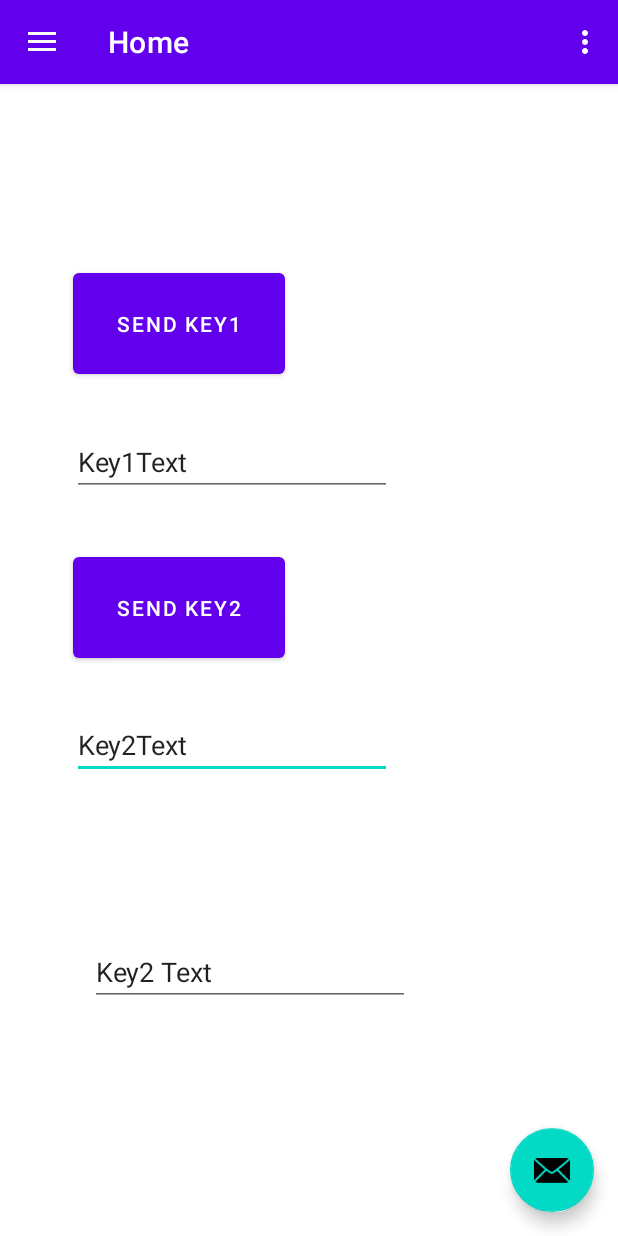
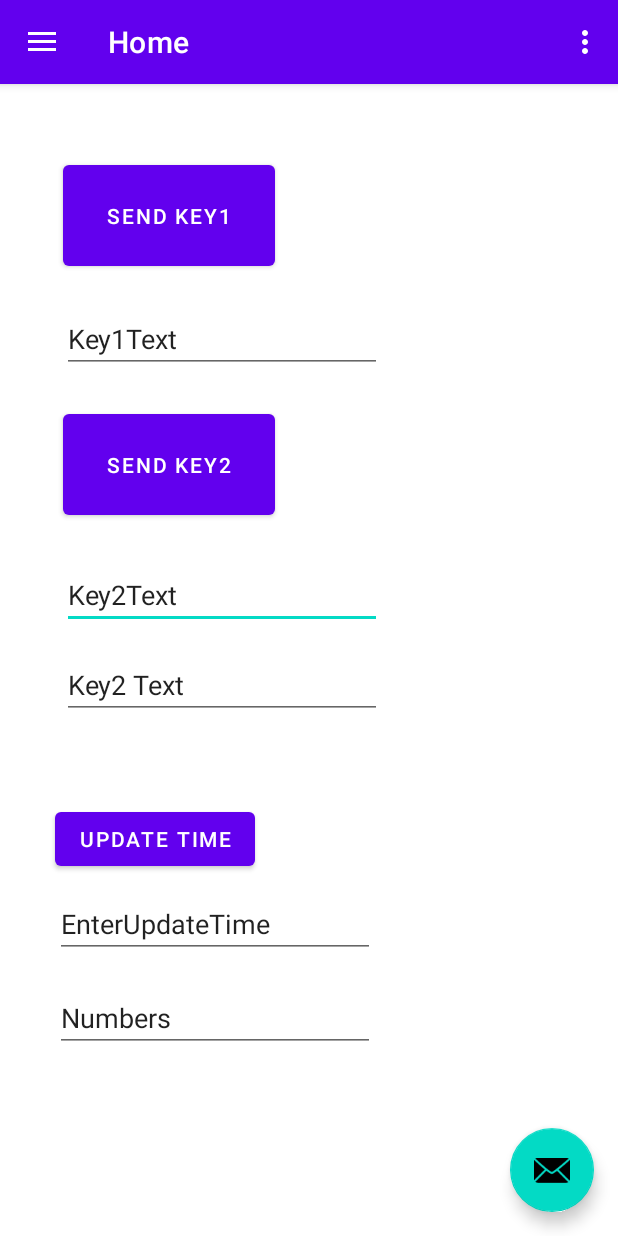
Before and after one commit to jdbremer/Senior-Design-Project, an Android app: the screen it shows after launch (MainActivity), on a phone screen of 412 x 824 dp. Run offline under Robolectric (Android 15) with nearby library versions, the phone set to English and light mode, and no system bars; our stand-ins replace Firebase (no records; nobody signed in at launch, a user with empty details on screens opened directly), navigation-ui; 1 statement that could not run was skipped.

Commit message:
Attempt at threading/grabbing data after so much time

```diff
--- a/software/androidApp/seniorDesignApp/app/src/main/java/com/senior/DesignApp/ui/home/HomeFragment.java
+++ b/software/androidApp/seniorDesignApp/app/src/main/java/com/senior/DesignApp/ui/home/HomeFragment.java
@@ -10,7 +10,9 @@ import android.view.View;
 import android.view.ViewGroup;
 import android.widget.Button;
 import android.widget.EditText;
+import android.os.Handler;
 import android.widget.TextView;
+import android.os.Message;
 
 import androidx.annotation.NonNull;
 import androidx.annotation.Nullable;
@@ -31,15 +33,17 @@ import com.google.firebase.database.ValueEventListener;
 import com.senior.DesignApp.R;
 
 public class HomeFragment extends Fragment {
-
-    private DatabaseReference mDatabase;
+    public int sensorGrabTime = 5;
+    public String sensorData = "";
+    public DatabaseReference mDatabase;
     private DatabaseReference mPostReference;
-
+    public EditText sensorDataObj;
     public View onCreateView(@NonNull LayoutInflater inflater,
                              ViewGroup container, Bundle savedInstanceState) {
 
         mPostReference = FirebaseDatabase.getInstance().getReference().child("testObj").child("Key2");  //LISTENER OBJECT
         mDatabase = FirebaseDatabase.getInstance().getReference();  //DATABASE OBJECT
+
         HomeViewModel homeViewModel = new ViewModelProvider(this).get(HomeViewModel.class);
         View root = inflater.inflate(R.layout.fragment_home, container, false);
         //final TextView textView = root.findViewById(R.id.text_home);
@@ -49,6 +53,47 @@ public class HomeFragment extends Fragment {
                 //textView.setText(s);
             }
         });
+        //modifyUIText modUIText = new modifyUIText();
+//        modifyUIText.PrivatemodifyUIText mod = new modifyUIText.PrivatemodifyUIText();
+        PrivatemodifyUIText mod = new PrivatemodifyUIText();
+        sensorDataObj = (EditText) root.findViewById(R.id.sensorDataText);
+
+//        Handler handler = new Handler(){
+//            @Override
+//            public void handleMessage(Message msg){
+//                if(msg.what == 0){
+//                    updateUI();
+//                }else{
+//                    showError();
+//                }
+//            }
+//        };
+
+//        Handler handler = new Handler() {
+//            @Override
+//            public void handleMessage(Message msg) {
+//                sensorDataObj.setText(msg.toString());
+//            }
+//        };
+
+        Runnable runnable = new Runnable(){
+            public void run() {
+                try {
+                    Thread.sleep(1000*sensorGrabTime);
+                }
+                catch (InterruptedException e) {
+                    e.printStackTrace();
+                }
+//                sensorData = mDatabase.child("testObj").child("Key2").get().toString();
+//                sensorDataObj.setText("yessir");
+//                sensorDataObj.setText(sensorData, TextView.BufferType.EDITABLE);
+//                sensorDataObj.textView.setText("Blah");
+//                modUIText.
+                mod.sendEmptyMessage(0);
+            }
+        };
+        Thread thread = new Thread(runnable);
+        thread.start();
 
         Button b = (Button) root.findViewById(R.id.dataBaseSend);
         EditText key1 = (EditText) root.findViewById(R.id.Key1_text);
@@ -95,4 +140,15 @@ public class HomeFragment extends Fragment {
 
         return root;
     }
+    private static class PrivatemodifyUIText extends Handler {
+        public String sensorData;
+        HomeFragment frag = new HomeFragment();
+        public void handleMessage(Message msg) {
+            if(msg.what == 0)
+            {
+                sensorData = frag.mDatabase.child("testObj").child("Key2").get().toString();
+                frag.sensorDataObj.setText("sdolihnfaos");
+            }
+        }
+    };
 }
--- /dev/null
+++ b/software/androidApp/seniorDesignApp/app/src/main/java/com/senior/DesignApp/ui/home/modifyUIText.java
@@ -0,0 +1,45 @@
+package com.senior.DesignApp.ui.home;
+import android.os.Bundle;
+import android.text.Editable;
+import android.util.Log;
+import android.view.LayoutInflater;
+import android.view.View;
+import android.view.ViewGroup;
+import android.widget.Button;
+import android.widget.EditText;
+import android.os.Handler;
+import android.widget.TextView;
+import android.os.Message;
+
+import androidx.annotation.NonNull;
+import androidx.annotation.Nullable;
+import androidx.fragment.app.Fragment;
+import androidx.lifecycle.Observer;
+import androidx.lifecycle.ViewModelProvider;
+
+import com.google.firebase.database.ChildEventListener;
+import com.google.firebase.database.DataSnapshot;
+import com.google.firebase.database.DatabaseError;
+import com.google.firebase.database.DatabaseReference;
+import com.google.firebase.database.FirebaseDatabase;
+import com.google.firebase.database.ValueEventListener;
+//import com.google.firebase.quickstart.database.databinding.ActivityNewPostBinding;
+//import com.google.firebase.quickstart.database.java.models.Post;
+//import com.google.firebase.quickstart.database.java.models.User;
+
+import com.senior.DesignApp.R;
+
+
+public class modifyUIText {
+    private static class PrivatemodifyUIText extends Handler {
+        public String sensorData;
+        HomeFragment frag = new HomeFragment();
+        public void handleMessage(Message msg) {
+            if(msg.what == 0)
+            {
+                sensorData = frag.mDatabase.child("testObj").child("Key2").get().toString();
+                frag.sensorDataObj.setText("sdolihnfaos");
+            }
+        }
+    };
+}
--- a/software/androidApp/seniorDesignApp/app/src/main/res/layout/fragment_home.xml
+++ b/software/androidApp/seniorDesignApp/app/src/main/res/layout/fragment_home.xml
@@ -15,10 +15,10 @@
         android:text="Key2Text"
         app:layout_constraintBottom_toBottomOf="parent"
         app:layout_constraintEnd_toEndOf="parent"
-        app:layout_constraintHorizontal_bias="0.243"
+        app:layout_constraintHorizontal_bias="0.208"
         app:layout_constraintStart_toStartOf="parent"
         app:layout_constraintTop_toTopOf="parent"
-        app:layout_constraintVertical_bias="0.578" />
+        app:layout_constraintVertical_bias="0.44" />
 
     <Button
         android:id="@+id/dataBaseSend2"
@@ -27,10 +27,10 @@
         android:text="Send Key2"
         app:layout_constraintBottom_toBottomOf="parent"
         app:layout_constraintEnd_toEndOf="parent"
-        app:layout_constraintHorizontal_bias="0.181"
+        app:layout_constraintHorizontal_bias="0.155"
         app:layout_constraintStart_toStartOf="parent"
         app:layout_constraintTop_toTopOf="parent"
-        app:layout_constraintVertical_bias="0.449" />
+        app:layout_constraintVertical_bias="0.311" />
 
     <Button
         android:id="@+id/dataBaseSend"
@@ -39,10 +39,10 @@
         android:text="Send Key1"
         app:layout_constraintBottom_toBottomOf="parent"
         app:layout_constraintEnd_toEndOf="parent"
-        app:layout_constraintHorizontal_bias="0.181"
+        app:layout_constraintHorizontal_bias="0.155"
         app:layout_constraintStart_toStartOf="parent"
         app:layout_constraintTop_toTopOf="parent"
-        app:layout_constraintVertical_bias="0.174" />
+        app:layout_constraintVertical_bias="0.07" />
 
     <EditText
         android:id="@+id/Key1_text"
@@ -53,10 +53,10 @@
         android:text="Key1Text"
         app:layout_constraintBottom_toBottomOf="parent"
         app:layout_constraintEnd_toEndOf="parent"
-        app:layout_constraintHorizontal_bias="0.243"
+        app:layout_constraintHorizontal_bias="0.208"
         app:layout_constraintStart_toStartOf="parent"
         app:layout_constraintTop_toTopOf="parent"
-        app:layout_constraintVertical_bias="0.317" />
+        app:layout_constraintVertical_bias="0.204" />
 
     <EditText
         android:id="@+id/receivedKey2"
@@ -67,8 +67,48 @@
         android:text="Key2 Text"
         app:layout_constraintBottom_toBottomOf="parent"
         app:layout_constraintEnd_toEndOf="parent"
-        app:layout_constraintHorizontal_bias="0.303"
+        app:layout_constraintHorizontal_bias="0.208"
         app:layout_constraintStart_toStartOf="parent"
         app:layout_constraintTop_toTopOf="parent"
-        app:layout_constraintVertical_bias="0.788" />
+        app:layout_constraintVertical_bias="0.523" />
+
+    <Button
+        android:id="@+id/updateTime"
+        android:layout_width="wrap_content"
+        android:layout_height="wrap_content"
+        android:text="Update Time"
+        app:layout_constraintBottom_toBottomOf="parent"
+        app:layout_constraintEnd_toEndOf="parent"
+        app:layout_constraintHorizontal_bias="0.132"
+        app:layout_constraintStart_toStartOf="parent"
+        app:layout_constraintTop_toTopOf="parent"
+        app:layout_constraintVertical_bias="0.666" />
+
+    <EditText
+        android:id="@+id/updateTimeText"
+        android:layout_width="wrap_content"
+        android:layout_height="wrap_content"
+        android:ems="10"
+        android:inputType="textPersonName"
+        android:text="EnterUpdateTime"
+        app:layout_constraintBottom_toBottomOf="parent"
+        app:layout_constraintEnd_toEndOf="parent"
+        app:layout_constraintHorizontal_bias="0.184"
+        app:layout_constraintStart_toStartOf="parent"
+        app:layout_constraintTop_toTopOf="parent"
+        app:layout_constraintVertical_bias="0.744" />
+
+    <EditText
+        android:id="@+id/sensorDataText"
+        android:layout_width="wrap_content"
+        android:layout_height="wrap_content"
+        android:ems="10"
+        android:inputType="textPersonName"
+        android:text="Numbers"
+        app:layout_constraintBottom_toBottomOf="parent"
+        app:layout_constraintEnd_toEndOf="parent"
+        app:layout_constraintHorizontal_bias="0.184"
+        app:layout_constraintStart_toStartOf="parent"
+        app:layout_constraintTop_toTopOf="parent"
+        app:layout_constraintVertical_bias="0.83" />
 </androidx.constraintlayout.widget.ConstraintLayout>
```
